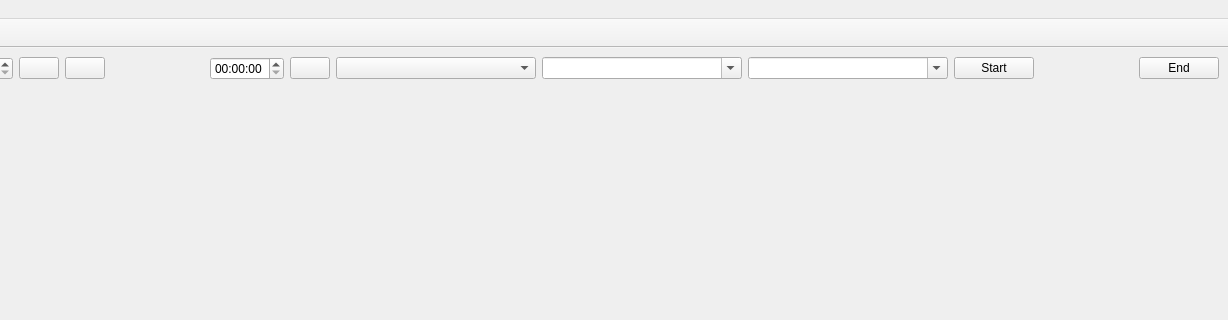
The window that zeiterfassungguilib/mainwindow.ui (0xFEEDC0DE64/DbZeiterfassung) describes before a commit, drawn with Qt 5; both pictures show x 183 to 1411 and y 0 to 320 of the 1411 by 575 pixel window.
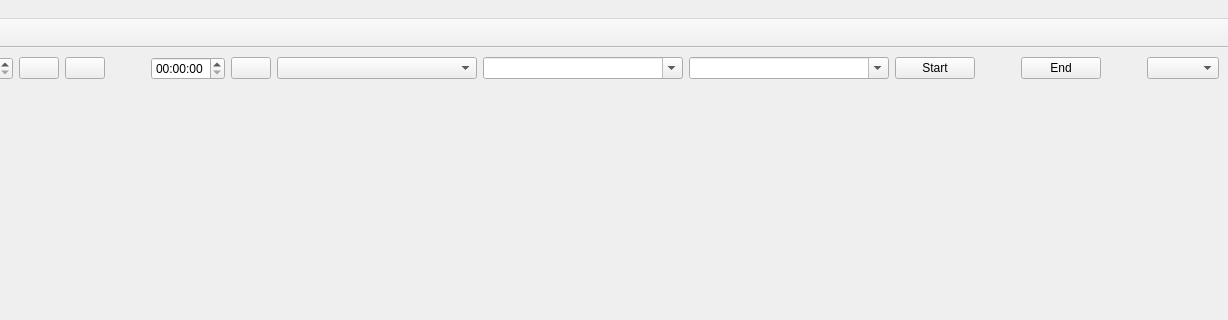
The same window after the commit. Icons and pictures are not drawn.

What changed in the file:
```diff
--- a/zeiterfassungguilib/mainwindow.ui
+++ b/zeiterfassungguilib/mainwindow.ui
@@ -176,6 +176,22 @@
         </property>
        </widget>
       </item>
+      <item>
+       <spacer name="horizontalSpacer">
+        <property name="orientation">
+         <enum>Qt::Horizontal</enum>
+        </property>
+        <property name="sizeHint" stdset="0">
+         <size>
+          <width>40</width>
+          <height>20</height>
+         </size>
+        </property>
+       </spacer>
+      </item>
+      <item>
+       <widget class="QComboBox" name="comboBoxDebug"/>
+      </item>
      </layout>
     </item>
     <item>
```
